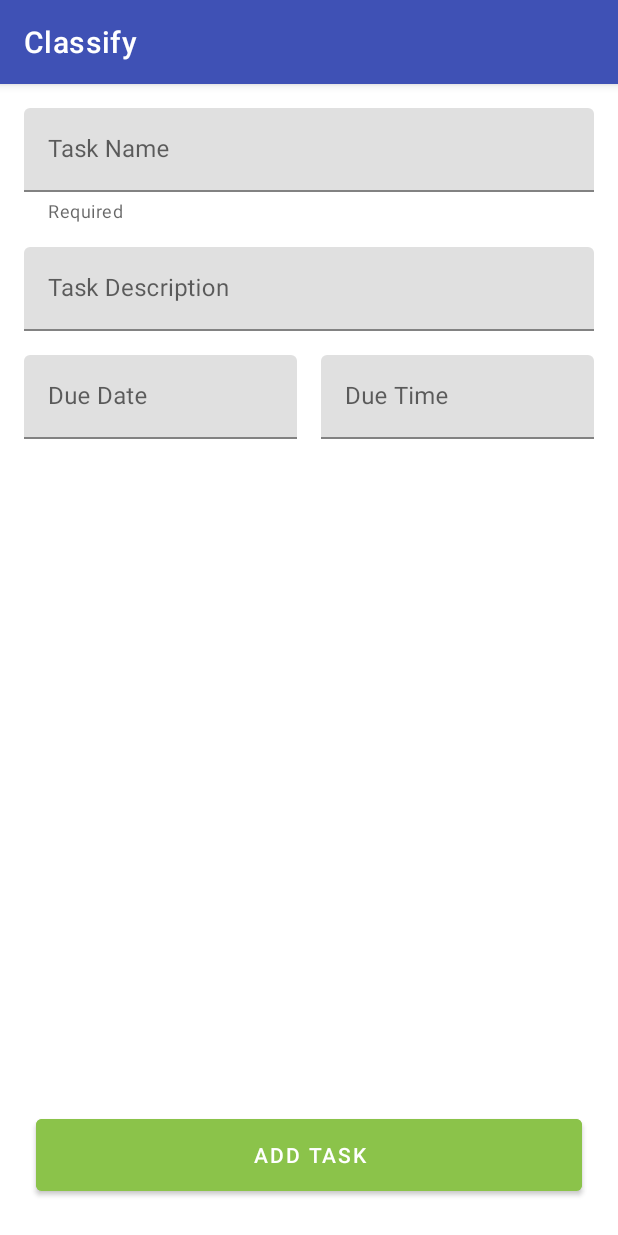
After one commit to inas/classify, an Android app: the AddTaskFragment screen opened through its navigation route, on a phone screen of 412 x 824 dp. The commit adds this screen. Run offline under Robolectric (Android 15) with nearby library versions, the phone set to English and light mode, and no system bars; libraries missing offline, so code that uses them is left out: com.wdullaer.materialdatetimepicker.

Commit message:
add date and time picker

```diff
--- /dev/null
+++ b/app/src/main/java/inas/anisha/classify/fragments/addTask/AddTaskFragment.kt
@@ -0,0 +1,101 @@
+package inas.anisha.classify.fragments.addTask
+
+
+import android.os.Bundle
+import android.text.InputType
+import android.view.LayoutInflater
+import android.view.View
+import android.view.ViewGroup
+import androidx.fragment.app.Fragment
+import com.wdullaer.materialdatetimepicker.date.DatePickerDialog
+import com.wdullaer.materialdatetimepicker.time.TimePickerDialog
+import inas.anisha.classify.R
+import inas.anisha.classify.base.BaseFragment
+import kotlinx.android.synthetic.main.add_task_fragment.*
+import java.util.*
+
+/**
+ * A simple [Fragment] subclass.
+ */
+class AddTaskFragment : BaseFragment() {
+
+    var year: Int = 0
+    var month: Int = 0
+    var day: Int = 0
+    var hour: Int = 0
+    var minute: Int = 0
+
+    override fun onCreateView(
+        inflater: LayoutInflater, container: ViewGroup?,
+        savedInstanceState: Bundle?
+    ): View? {
+        return inflater.inflate(R.layout.add_task_fragment, container, false)
+    }
+
+    override fun onViewCreated(view: View, savedInstanceState: Bundle?) {
+        edit_text_task_due_date.apply {
+            inputType = InputType.TYPE_NULL
+            setOnClickListener { showDatePicker() }
+            setOnFocusChangeListener { _, hasFocus ->
+                if (hasFocus) {
+                    showDatePicker()
+                }
+            }
+        }
+
+        edit_text_task_due_time.apply {
+            inputType = InputType.TYPE_NULL
+            setOnClickListener { showTimePicker() }
+            setOnFocusChangeListener { _, hasFocus ->
+                if (hasFocus) {
+                    showTimePicker()
+                }
+            }
+        }
+
+        button_add_task.setOnClickListener {
+            val date = Calendar.getInstance().also { it.set(year, month, day, hour, minute) }
+            navigateBackWithResult(RESULT_SUCCESS)
+        }
+    }
+
+    private fun showTimePicker() {
+        val timePickerDialog = TimePickerDialog.newInstance(
+            { _, hourPick, minutePick, _ ->
+                edit_text_task_due_time.setText("$hourPick:$minutePick")
+            }, hour, minute, true
+        ).also {
+            it.accentColor = resources.getColor(R.color.colorPrimaryDark, null)
+            it.setCancelColor(resources.getColor(R.color.white, null))
+            it.setOkColor(resources.getColor(R.color.white, null))
+        }
+
+        fragmentManager?.let { fragmentManager ->
+            timePickerDialog.show(
+                fragmentManager,
+                "TIME_PICKER"
+            )
+        }
+    }
+
+    private fun showDatePicker() {
+        val datePickerDialog = DatePickerDialog.newInstance(
+            { _, yearPick, monthPick, dayPick ->
+                edit_text_task_due_date.setText("$monthPick-$dayPick-$yearPick")
+            }, year, month, day
+        ).also {
+            it.accentColor = resources.getColor(R.color.colorPrimaryDark, null)
+            it.setCancelColor(resources.getColor(R.color.white, null))
+            it.setOkColor(resources.getColor(R.color.white, null))
+            it.minDate = Calendar.getInstance()
+        }
+
+        fragmentManager?.let { fragmentManager ->
+            datePickerDialog.show(
+                fragmentManager,
+                "DATE_PICKER"
+            )
+        }
+    }
+
+}
--- /dev/null
+++ b/app/src/main/res/layout/add_task_fragment.xml
@@ -0,0 +1,95 @@
+<?xml version="1.0" encoding="utf-8"?>
+<androidx.constraintlayout.widget.ConstraintLayout xmlns:android="http://schemas.android.com/apk/res/android"
+    xmlns:app="http://schemas.android.com/apk/res-auto"
+    xmlns:tools="http://schemas.android.com/tools"
+    android:layout_width="match_parent"
+    android:layout_height="match_parent"
+    android:layout_margin="16dp">
+
+    <com.google.android.material.textfield.TextInputLayout
+        android:id="@+id/input_layout_task_name"
+        android:layout_width="match_parent"
+        android:layout_height="wrap_content"
+        android:hint="Task Name"
+        app:errorEnabled="true"
+        app:helperText="Required"
+        app:hintEnabled="true"
+        app:layout_constraintTop_toTopOf="parent">
+
+        <com.google.android.material.textfield.TextInputEditText
+            android:id="@+id/edit_text_task_name"
+            android:layout_width="match_parent"
+            android:layout_height="wrap_content"
+            android:inputType="text"
+            tools:text="Mata mata kuliah kuliah mata kuliah matkuli"></com.google.android.material.textfield.TextInputEditText>
+    </com.google.android.material.textfield.TextInputLayout>
+
+    <com.google.android.material.textfield.TextInputLayout
+        android:id="@+id/input_layout_task_description"
+        android:layout_width="match_parent"
+        android:layout_height="wrap_content"
+        android:layout_marginTop="16dp"
+        android:hint="Task Description"
+        app:hintEnabled="true"
+        app:layout_constraintTop_toBottomOf="@id/input_layout_task_name">
+
+        <com.google.android.material.textfield.TextInputEditText
+            android:id="@+id/edit_text_task_description"
+            android:layout_width="match_parent"
+            android:layout_height="wrap_content"
+            android:inputType="textMultiLine"
+            tools:text="Mata mata kuliah kuliah mata kuliah matkulimata kuliah kuliah mata kuliah matkulimata kuliah kuliah mata kuliah matkuli"></com.google.android.material.textfield.TextInputEditText>
+    </com.google.android.material.textfield.TextInputLayout>
+
+    <com.google.android.material.button.MaterialButton
+        android:id="@+id/button_add_task"
+        android:layout_width="match_parent"
+        android:layout_height="60dp"
+        android:layout_margin="8dp"
+        android:backgroundTint="@color/colorAccent"
+        android:text="Add Task"
+        android:textColor="@color/white"
+        app:layout_constraintBottom_toBottomOf="parent"
+        app:layout_constraintLeft_toLeftOf="parent"
+        app:layout_constraintRight_toRightOf="parent" />
+
+    <com.google.android.material.textfield.TextInputLayout
+        android:id="@+id/input_layout_task_due_date"
+        android:layout_width="0dp"
+        android:layout_height="wrap_content"
+        android:layout_marginTop="16dp"
+        android:layout_marginRight="8dp"
+        android:hint="Due Date"
+        app:hintEnabled="true"
+        app:layout_constraintLeft_toLeftOf="parent"
+        app:layout_constraintRight_toLeftOf="@id/input_layout_task_due_time"
+        app:layout_constraintTop_toBottomOf="@+id/input_layout_task_description">
+
+        <com.google.android.material.textfield.TextInputEditText
+            android:id="@+id/edit_text_task_due_date"
+            android:layout_width="match_parent"
+            android:layout_height="wrap_content"
+            android:inputType="date"
+            tools:text="September 10 2019" />
+    </com.google.android.material.textfield.TextInputLayout>
+
+    <com.google.android.material.textfield.TextInputLayout
+        android:id="@+id/input_layout_task_due_time"
+        android:layout_width="0dp"
+        android:layout_height="wrap_content"
+        android:layout_marginLeft="8dp"
+        android:layout_marginTop="16dp"
+        android:hint="Due Time"
+        app:hintEnabled="true"
+        app:layout_constraintLeft_toRightOf="@id/input_layout_task_due_date"
+        app:layout_constraintRight_toRightOf="parent"
+        app:layout_constraintTop_toBottomOf="@+id/input_layout_task_description">
+
+        <com.google.android.material.textfield.TextInputEditText
+            android:id="@+id/edit_text_task_due_time"
+            android:layout_width="match_parent"
+            android:layout_height="wrap_content"
+            android:inputType="time"
+            tools:text="12pm" />
+    </com.google.android.material.textfield.TextInputLayout>
+</androidx.constraintlayout.widget.ConstraintLayout>
--- a/app/src/main/res/layout/schedule_fragment.xml
+++ b/app/src/main/res/layout/schedule_fragment.xml
@@ -4,7 +4,7 @@
     xmlns:tools="http://schemas.android.com/tools"
     android:layout_width="match_parent"
     android:layout_height="match_parent"
-    android:padding="32dp"
+    android:padding="16dp"
     tools:context=".fragments.schedule.ScheduleFragment">
 
     <TextView
@@ -19,7 +19,7 @@
         app:layout_constraintTop_toTopOf="parent" />
 
     <com.google.android.material.floatingactionbutton.FloatingActionButton
-        android:id="@+id/fab_add_schedule"
+        android:id="@+id/fab_add_task"
         android:layout_width="wrap_content"
         android:layout_height="wrap_content"
         android:layout_margin="8dp"
--- a/app/src/main/res/layout/task_detail_fragment.xml
+++ b/app/src/main/res/layout/task_detail_fragment.xml
@@ -27,7 +27,7 @@
         android:layout_marginTop="3dp"
         app:layout_constraintRight_toRightOf="parent"
         app:layout_constraintTop_toTopOf="parent"
-        tools:text="20 September, 10.00" />
+        tools:text="20 September 2019, 10.55" />
 
     <TextView
         android:id="@+id/text_view_time_left"
@@ -45,7 +45,7 @@
         android:layout_height="wrap_content"
         android:layout_marginTop="4dp"
         app:layout_constraintLeft_toLeftOf="parent"
-        app:layout_constraintRight_toRightOf="t"
+        app:layout_constraintRight_toRightOf="parent"
         app:layout_constraintTop_toBottomOf="@+id/text_view_time_left"
         tools:text="Lorem ipsum dolor sit amet, consectetur adipiscing elit, sed do eiusmod tempor incididunt ut labore" />
 </androidx.constraintlayout.widget.ConstraintLayout>
--- a/app/src/main/res/navigation/navigation_graph.xml
+++ b/app/src/main/res/navigation/navigation_graph.xml
@@ -30,6 +30,9 @@
         <argument
             android:name="UserName"
             app:argType="string" />
+        <action
+            android:id="@+id/action_fragment_schedule_to_fragment_add_task"
+            app:destination="@id/fragment_add_task" />
     </fragment>
 
     <fragment
@@ -41,4 +44,13 @@
             android:id="@+id/action_fragment_add_schedule_to_fragment_schedule"
             app:destination="@id/fragment_schedule" />
     </fragment>
+    <fragment
+        android:id="@+id/fragment_add_task"
+        android:name="inas.anisha.classify.fragments.addTask.AddTaskFragment"
+        android:label="AddTaskFragment"
+        tools:layout="@layout/add_task_fragment">
+        <action
+            android:id="@+id/action_fragment_add_task_to_fragment_schedule"
+            app:destination="@id/fragment_schedule" />
+    </fragment>
 </navigation>
--- a/app/src/main/res/values/colors.xml
+++ b/app/src/main/res/values/colors.xml
@@ -6,6 +6,7 @@
     <color name="colorPrimaryLight">#C5CAE9</color>
     <color name="white">#FFFFFF</color>
     <color name="black">#000000</color>
+    <color name="red">#F44336</color>
     <color name="base_black_300">#8F8F8F</color>
     <color name="base_black_500">#434343</color>
 
```
Also changed, not shown: app/build.gradle (+8 -0 lines), app/src/main/java/inas/anisha/classify/fragments/main/MainFragment.kt (+14 -1 lines), app/src/main/java/inas/anisha/classify/fragments/schedule/ScheduleFragment.kt (+4 -4 lines), app/src/main/res/values/styles.xml (+10 -0 lines).
